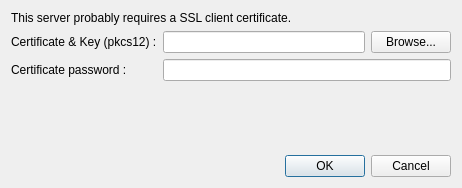
This is src/gui/addcertificatedialog.ui in nextcloud/desktop as Qt 5 draws it before an edit. The edited form follows.
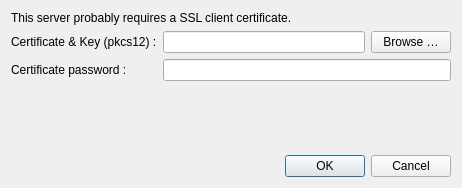
This is the edited form.

Commit message: l10n: Triple dot to ellipsis

Diff of the .ui file:
```diff
--- a/src/gui/addcertificatedialog.ui
+++ b/src/gui/addcertificatedialog.ui
@@ -48,7 +48,7 @@
        <item>
         <widget class="QPushButton" name="pushButtonBrowseCertificate">
          <property name="text">
-          <string>Browse...</string>
+          <string>Browse …</string>
          </property>
         </widget>
        </item>
```
